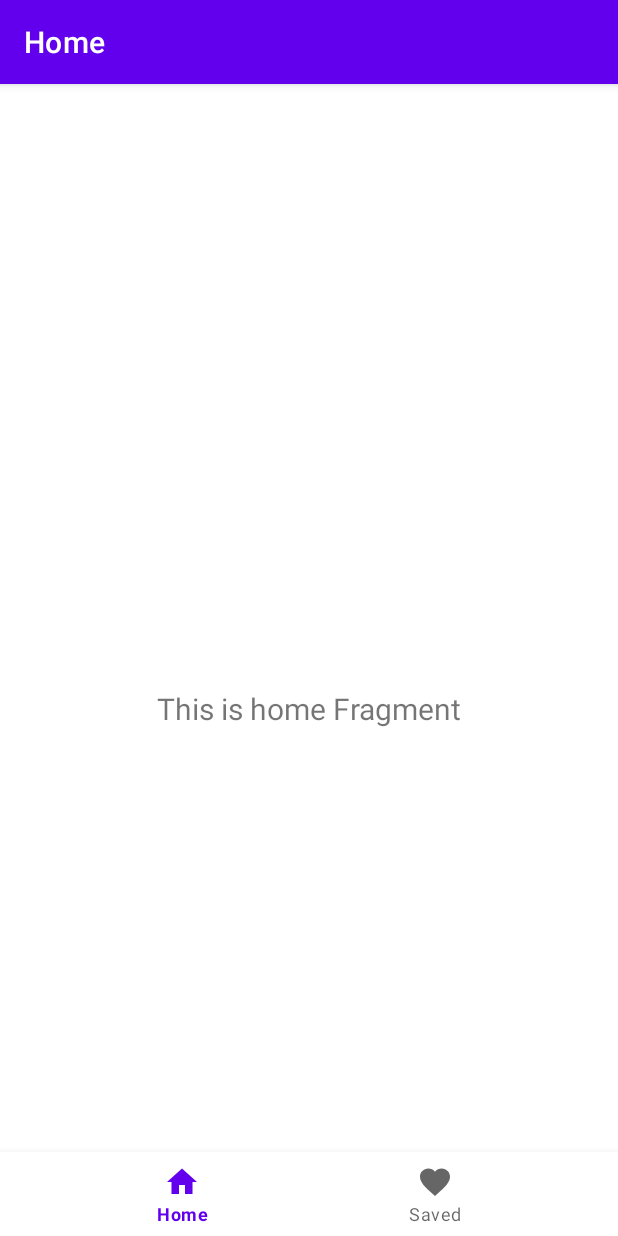
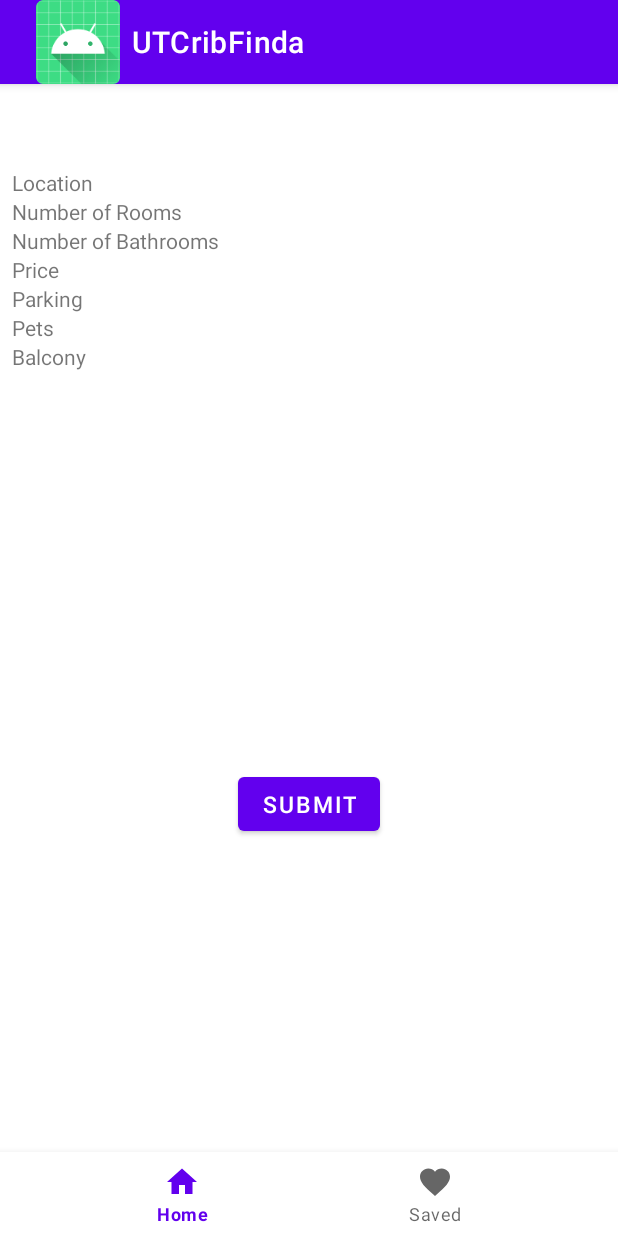
Before and after one commit to navitad/UTCribFinda, an Android app: the screen it shows after launch (MainActivity), on a phone screen of 412 x 824 dp. Run offline under Robolectric (Android 15) with nearby library versions, the phone set to English and light mode, and no system bars; our stand-ins replace navigation-ui.

Commit message:
cleaned up layout ish for home

```diff
--- a/app/src/main/java/com/orange/utcribfinda/MainActivity.kt
+++ b/app/src/main/java/com/orange/utcribfinda/MainActivity.kt
@@ -1,11 +1,12 @@
 package com.orange.utcribfinda
 
 import android.os.Bundle
+import android.view.Menu
 import com.google.android.material.bottomnavigation.BottomNavigationView
 import androidx.appcompat.app.AppCompatActivity
 import androidx.navigation.findNavController
-import androidx.navigation.ui.AppBarConfiguration
-import androidx.navigation.ui.setupActionBarWithNavController
+//import androidx.navigation.ui.AppBarConfiguration
+//import androidx.navigation.ui.setupActionBarWithNavController
 import androidx.navigation.ui.setupWithNavController
 import com.orange.utcribfinda.databinding.ActivityMainBinding
 
@@ -22,14 +23,20 @@ class MainActivity : AppCompatActivity() {
         val navView: BottomNavigationView = binding.navView
 
         val navController = findNavController(R.id.nav_host_fragment_activity_main)
-        // Passing each menu ID as a set of Ids because each
-        // menu should be considered as top level destinations.
-        val appBarConfiguration = AppBarConfiguration(
-            setOf(
-                R.id.navigation_home, R.id.navigation_saved
-            )
-        )
-        setupActionBarWithNavController(navController, appBarConfiguration)
+        // set icon for the bar
+        supportActionBar?.setDisplayShowHomeEnabled(true)
+        supportActionBar?.setIcon(R.mipmap.ic_launcher_round)
+//        method below changes name based on fragment
+//        // Passing each menu ID as a set of Ids because each
+//        // menu should be considered as top level destinations.
+//        val appBarConfiguration = AppBarConfiguration(
+//            setOf(
+//                R.id.navigation_home, R.id.navigation_saved
+//            )
+//        )
+//        setupActionBarWithNavController(navController, appBarConfiguration)
+
         navView.setupWithNavController(navController)
     }
+
 }
--- a/app/src/main/java/com/orange/utcribfinda/ui/home/HomeFragment.kt
+++ b/app/src/main/java/com/orange/utcribfinda/ui/home/HomeFragment.kt
@@ -28,10 +28,6 @@ class HomeFragment : Fragment() {
         _binding = FragmentHomeBinding.inflate(inflater, container, false)
         val root: View = binding.root
 
-        val textView: TextView = binding.textHome
-        homeViewModel.text.observe(viewLifecycleOwner) {
-            textView.text = it
-        }
         return root
     }
 
--- a/app/src/main/res/layout/fragment_home.xml
+++ b/app/src/main/res/layout/fragment_home.xml
@@ -6,17 +6,123 @@
     android:layout_height="match_parent"
     tools:context=".ui.home.HomeFragment">
 
-    <TextView
-        android:id="@+id/text_home"
+    <LinearLayout
+        android:id="@+id/linearLayout"
         android:layout_width="match_parent"
+        android:layout_height="0dp"
+        android:layout_marginLeft="8dp"
+        android:orientation="vertical"
+        app:layout_constraintEnd_toEndOf="parent"
+        app:layout_constraintStart_toStartOf="parent"
+        app:layout_constraintTop_toTopOf="parent">
+
+        <LinearLayout
+            android:id="@+id/LocationLayout"
+            android:layout_width="match_parent"
+            android:layout_height="wrap_content"
+            android:orientation="horizontal">
+
+            <TextView
+                android:id="@+id/locationText"
+                android:layout_width="wrap_content"
+                android:layout_height="wrap_content"
+                android:text="Location" />
+
+        </LinearLayout>
+
+        <LinearLayout
+            android:id="@+id/RoomsLayout"
+            android:layout_width="match_parent"
+            android:layout_height="wrap_content"
+            android:orientation="horizontal">
+
+            <TextView
+                android:id="@+id/roomsText"
+                android:layout_width="wrap_content"
+                android:layout_height="wrap_content"
+                android:text="Number of Rooms" />
+        </LinearLayout>
+
+        <LinearLayout
+            android:id="@+id/BathroomsLayout"
+            android:layout_width="match_parent"
+            android:layout_height="wrap_content"
+            android:orientation="horizontal">
+
+            <TextView
+                android:id="@+id/bathroomsText"
+                android:layout_width="wrap_content"
+                android:layout_height="wrap_content"
+                android:text="Number of Bathrooms" />
+        </LinearLayout>
+
+        <LinearLayout
+            android:id="@+id/PriceLayout"
+            android:layout_width="match_parent"
+            android:layout_height="wrap_content"
+            android:orientation="horizontal">
+
+            <TextView
+                android:id="@+id/priceText"
+                android:layout_width="wrap_content"
+                android:layout_height="wrap_content"
+                android:text="Price" />
+        </LinearLayout>
+
+        <LinearLayout
+            android:id="@+id/ParkingLayout"
+            android:layout_width="match_parent"
+            android:layout_height="wrap_content"
+            android:orientation="horizontal">
+
+            <TextView
+                android:id="@+id/parkingText"
+                android:layout_width="wrap_content"
+                android:layout_height="wrap_content"
+                android:text="Parking" />
+        </LinearLayout>
+
+        <LinearLayout
+            android:id="@+id/PetLayout"
+            android:layout_width="match_parent"
+            android:layout_height="wrap_content"
+            android:orientation="horizontal">
+
+            <TextView
+                android:id="@+id/petText"
+                android:layout_width="wrap_content"
+                android:layout_height="wrap_content"
+                android:text="Pets" />
+        </LinearLayout>
+
+        <LinearLayout
+            android:id="@+id/BalconyLayout"
+            android:layout_width="match_parent"
+            android:layout_height="wrap_content"
+            android:orientation="horizontal">
+
+            <TextView
+                android:id="@+id/balconyText"
+                android:layout_width="wrap_content"
+                android:layout_height="wrap_content"
+                android:text="Balcony" />
+        </LinearLayout>
+
+    </LinearLayout>
+
+    <Button
+        android:id="@+id/submit"
+        android:layout_width="wrap_content"
         android:layout_height="wrap_content"
+        android:layout_alignParentBottom="true"
         android:layout_marginStart="8dp"
-        android:layout_marginTop="8dp"
         android:layout_marginEnd="8dp"
+        android:text="Submit"
         android:textAlignment="center"
-        android:textSize="20sp"
+        android:textSize="15sp"
         app:layout_constraintBottom_toBottomOf="parent"
         app:layout_constraintEnd_toEndOf="parent"
         app:layout_constraintStart_toStartOf="parent"
-        app:layout_constraintTop_toTopOf="parent" />
+        app:layout_constraintTop_toBottomOf="@+id/linearLayout"
+        />
 </androidx.constraintlayout.widget.ConstraintLayout>
--- a/app/src/main/res/navigation/mobile_navigation.xml
+++ b/app/src/main/res/navigation/mobile_navigation.xml
@@ -8,13 +8,11 @@
     <fragment
         android:id="@+id/navigation_home"
         android:name="com.orange.utcribfinda.ui.home.HomeFragment"
-        android:label="@string/title_home"
         tools:layout="@layout/fragment_home" />
 
     <fragment
         android:id="@+id/navigation_saved"
         android:name="com.orange.utcribfinda.ui.saved.SavedFragment"
-        android:label="@string/title_saved"
         tools:layout="@layout/fragment_saved" />
 
 </navigation>
```
